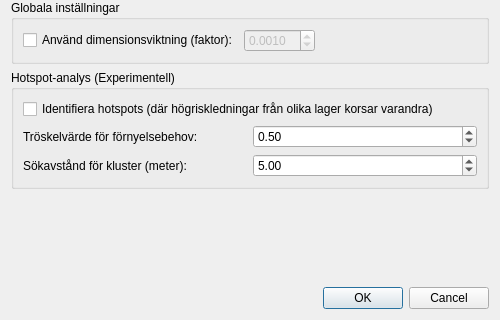
d3dm3m/reneW, file reneW/reneW_dialog_base.ui: the form before one commit; both pictures show x 0 to 500 and y 280 to 600 of the 500 by 600 pixel window.
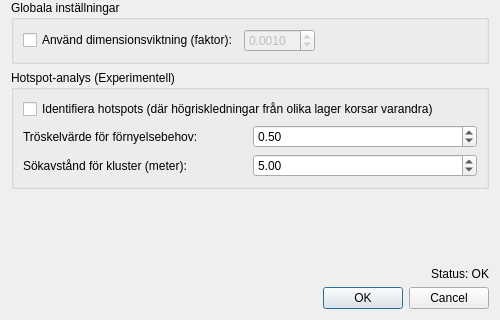
The form after the commit. Custom widgets are drawn as their Qt base class.

Commit message: feat: Add real-time input validation to dialog

Diff of the .ui file:
```diff
--- a/reneW/reneW_dialog_base.ui
+++ b/reneW/reneW_dialog_base.ui
@@ -401,7 +401,20 @@
     </spacer>
    </item>
    <item>
-    <widget class="QDialogButtonBox" name="button_box">
+    <widget class="QLabel" name="mStatusLabel">
+     <property name="text">
+      <string>Status: OK</string>
+     </property>
+     <property name="alignment">
+      <set>Qt::AlignRight|Qt::AlignTrailing|Qt::AlignVCenter</set>
+     </property>
+     <property name="wordWrap">
+      <bool>true</bool>
+     </property>
+    </widget>
+   </item>
+   <item>
+    <widget class="QDialogButtonBox" name="mButtonBox">
      <property name="orientation">
       <enum>Qt::Horizontal</enum>
      </property>
```
Left out of the diff: 6 changed lines with no effect on the pictures. The commit also changes 1 other file.
